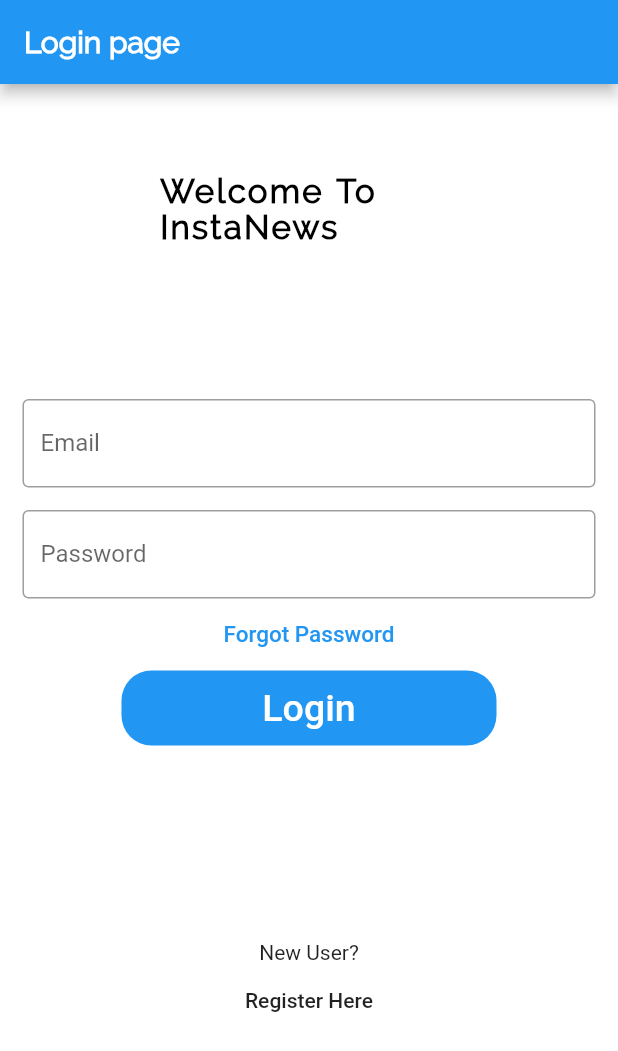
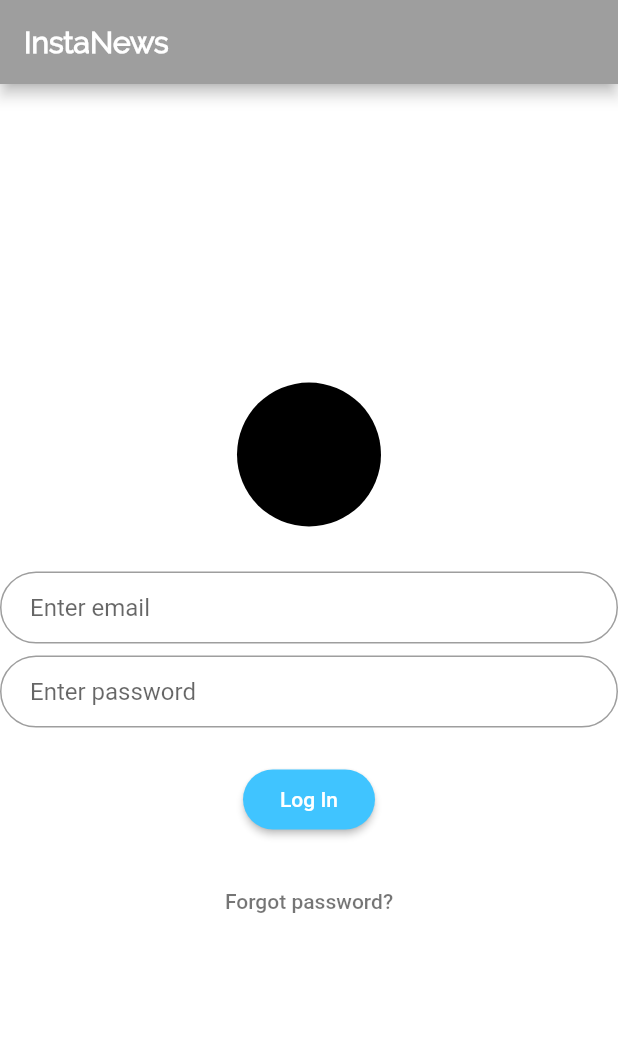
Before and after one commit to ashut08/instanews, a Flutter app: the screen it shows after launch, on a phone screen of 412 x 824 dp. Shown: the top 1051 px of the screen. Run offline on Flutter 3.47's test engine with Material 2 defaults, Android fonts, the phone set to English and light mode, and no system bars; our stand-ins replace flare_flutter, share, shared_preferences, sqflite; missing offline and left inert: flutter_webview_plugin; accounts and stored records are empty.

Commit message:
refactor login page make seperate widget

```diff
--- a/lib/pages/login.dart
+++ b/lib/pages/login.dart
@@ -1,5 +1,6 @@
 import 'package:flutter/material.dart';
-import 'package:instanews/pages/home_page.dart';
+//import 'package:instanews/pages/home_page.dart';
+import 'package:instanews/widgets/sigin_widget.dart';
 
 class LoginPage extends StatelessWidget {
   const LoginPage({Key key}) : super(key: key);
@@ -9,8 +10,9 @@ class LoginPage extends StatelessWidget {
     return Scaffold(
       backgroundColor: Colors.white,
       appBar: AppBar(
+        backgroundColor: Colors.grey,
         title: Text(
-          "Login page",
+          "InstaNews",
           style: TextStyle(
               height: 1.25,
               fontWeight: FontWeight.bold,
@@ -18,90 +20,7 @@ class LoginPage extends StatelessWidget {
               fontFamily: 'Raleway'),
         ),
       ),
-      body: SingleChildScrollView(
-        child: Column(
-          children: <Widget>[
-            Padding(
-              padding: const EdgeInsets.only(top: 60.0),
-              child: Center(
-                child: Container(
-                    width: 200,
-                    height: 150,
-                    /*decoration: BoxDecoration(
-                        color: Colors.red,
-                        borderRadius: BorderRadius.circular(50.0)),*/
-                    child: Text(
-                      "Welcome To InstaNews",
-                      style: TextStyle(
-                          fontFamily: 'Raleway',
-                          color: Colors.black,
-                          height: 1.1,
-                          letterSpacing: 1.5,
-                          fontWeight: FontWeight.w600,
-                          wordSpacing: 1.8,
-                          fontSize: 22),
-                    )),
-              ),
-            ),
-            Padding(
-              padding: const EdgeInsets.only(
-                  left: 15.0, right: 15.0, top: 0, bottom: 0),
-              //padding: EdgeInsets.symmetric(horizontal: 15),
-              child: TextField(
-                decoration: InputDecoration(
-                    border: OutlineInputBorder(),
-                    labelText: 'Email',
-                    hintText: 'Enter valid email id as abc@gmail.com'),
-              ),
-            ),
-            Padding(
-              padding: const EdgeInsets.only(
-                  left: 15.0, right: 15.0, top: 15, bottom: 0),
-              //padding: EdgeInsets.symmetric(horizontal: 15),
-              child: TextField(
-                obscureText: true,
-                decoration: InputDecoration(
-                    border: OutlineInputBorder(),
-                    labelText: 'Password',
-                    hintText: 'Enter secure password'),
-              ),
-            ),
-            FlatButton(
-              onPressed: () {
-                //TODO FORGOT PASSWORD SCREEN GOES HERE
-              },
-              child: Text(
-                'Forgot Password',
-                style: TextStyle(color: Colors.blue, fontSize: 15),
-              ),
-            ),
-            Container(
-              height: 50,
-              width: 250,
-              decoration: BoxDecoration(
-                  color: Colors.blue, borderRadius: BorderRadius.circular(20)),
-              child: FlatButton(
-                onPressed: () {
-                  Navigator.push(
-                      context, MaterialPageRoute(builder: (_) => HomePage()));
-                },
-                child: Text(
-                  'Login',
-                  style: TextStyle(color: Colors.white, fontSize: 25),
-                ),
-              ),
-            ),
-            SizedBox(
-              height: 130,
-            ),
-            Text('New User?'),
-            MaterialButton(
-              child: Text("Register Here"),
-              onPressed: () {},
-            )
-          ],
-        ),
-      ),
+      body: SignInWidget(),
     );
   }
 }
--- a/lib/pages/profile_page.dart
+++ b/lib/pages/profile_page.dart
@@ -8,8 +8,7 @@ class ProfilePage extends StatefulWidget {
 class _ProfilePageState extends State<ProfilePage> {
   final String _fullName = "Ashutosh Singh";
   final _email = "ashusingh.unch8@gmail.com";
-  final String _bio =
-      "\"Hi, I am DevOps Enthusiast and Flutter Developer Specialist I'm currently working on remote location .";
+
   final String _followers = "2307";
   final String _posts = "24";
   final String _scores = "4500";
--- a/lib/pages/splash_screen.dart
+++ b/lib/pages/splash_screen.dart
@@ -1,7 +1,6 @@
 import 'package:flutter/material.dart';
 
 import 'dart:async';
-
 
 import 'package:instanews/pages/login.dart';
 
@@ -47,9 +46,9 @@ class _SplashScreenState extends State<SplashScreen> {
                       fit: BoxFit.fill,
                       image: AssetImage("assets/images/news.gif"))),
             ),
-            SizedBox(
+            /*  SizedBox(
               height: deviceHeight * 0.17,
-            ),
+            ), */
             Text(
               "InstaNews",
               style: TextStyle(
--- /dev/null
+++ b/lib/widgets/sigin_widget.dart
@@ -0,0 +1,95 @@
+import 'package:flutter/material.dart';
+import 'package:instanews/pages/home_page.dart';
+
+class SignInWidget extends StatelessWidget {
+  @override
+  Widget build(BuildContext context) {
+    TextEditingController emailController = TextEditingController();
+    TextEditingController passwordController = TextEditingController();
+    Widget logo() {
+      return CircleAvatar(
+        backgroundColor: Colors.black,
+        radius: 48.0,
+      );
+    }
+
+    _emailtextField() {
+      return TextFormField(
+        autocorrect: true,
+        controller: emailController,
+        keyboardType: TextInputType.emailAddress,
+        autofocus: false,
+        //initialValue: 'alucard@gmail.com',
+        decoration: InputDecoration(
+            hintText: "Enter email",
+            contentPadding: EdgeInsets.fromLTRB(20.0, 10.0, 20.0, 10.0),
+            border:
+                OutlineInputBorder(borderRadius: BorderRadius.circular(32.0))),
+      );
+    }
+
+    Widget passwordField() {
+      return TextFormField(
+        autocorrect: true,
+        controller: passwordController,
+        keyboardType: TextInputType.emailAddress,
+        autofocus: false,
+        //initialValue: 'alucard@gmail.com',
+        decoration: InputDecoration(
+            hintText: "Enter password",
+            contentPadding: EdgeInsets.fromLTRB(20.0, 10.0, 20.0, 10.0),
+            border:
+                OutlineInputBorder(borderRadius: BorderRadius.circular(32.0))),
+      );
+    }
+
+    Widget signinButton() {
+      return MaterialButton(
+        shape: RoundedRectangleBorder(
+          borderRadius: BorderRadius.circular(24),
+        ),
+        onPressed: () {
+          Navigator.push(
+              context, MaterialPageRoute(builder: (_) => HomePage()));
+        },
+        padding: EdgeInsets.all(12),
+        color: Colors.lightBlueAccent,
+        child: Text('Log In', style: TextStyle(color: Colors.white)),
+      );
+    }
+
+    Widget forgotButton() {
+      return FlatButton(
+        child: Text(
+          'Forgot password?',
+          style: TextStyle(color: Colors.black54),
+        ),
+        onPressed: () {},
+      );
+    }
+
+    return Center(
+      child: SingleChildScrollView(
+        child: Center(
+          child: Column(children: <Widget>[
+            logo(),
+            SizedBox(
+              height: 30,
+            ),
+            _emailtextField(),
+            SizedBox(
+              height: 8,
+            ),
+            passwordField(),
+            SizedBox(height: 24.0),
+            signinButton(),
+            SizedBox(
+              height: 20,
+            ),
+            forgotButton(),
+          ]),
+        ),
+      ),
+    );
+  }
+}
--- a/pubspec.yaml
+++ b/pubspec.yaml
@@ -54,6 +54,7 @@ flutter:
    - assets/images/news.gif
    - assets/images/sources/
    - assets/images/profile_pic.jpg
+   - assets/images/login.png
   #  - images/a_dot_ham.jpeg
 
   # An image asset can refer to one or more resolution-specific "variants", see
```
Also changed, not shown: assets/images/login.png (added).
